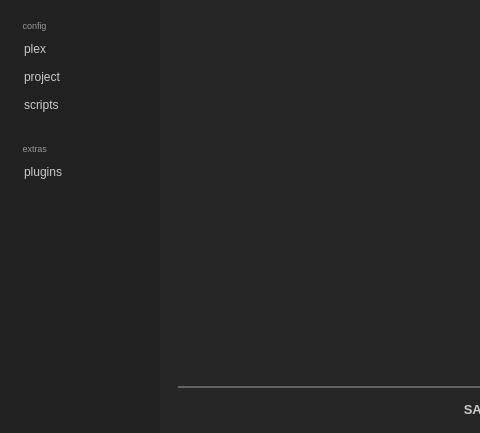
First picture: the form in scripts/plugins/arConfig.ui, repository alexanderrichtertd/plex, before the edit; both pictures show x 0 to 480 and y 0 to 433 of the 800 by 433 pixel window.
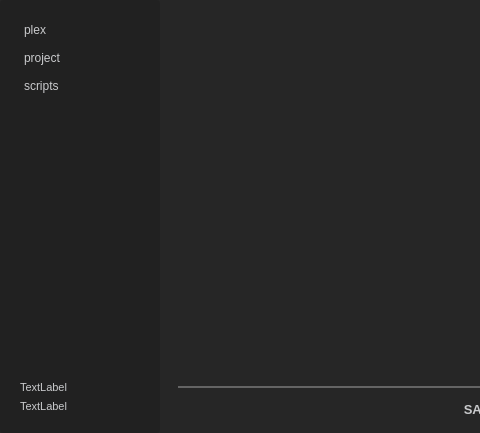
Second picture: the form after the edit.

Commit message:
arConfig: add info and admin
- disable save button if not admin
- add project, user and admin info

Diff of the .ui file:
```diff
--- a/scripts/plugins/arConfig.ui
+++ b/scripts/plugins/arConfig.ui
@@ -135,7 +135,7 @@
         </property>
         <layout class="QVBoxLayout" name="verticalLayout">
          <property name="spacing">
-          <number>28</number>
+          <number>6</number>
          </property>
          <property name="leftMargin">
           <number>20</number>
@@ -157,24 +157,6 @@
            <property name="topMargin">
             <number>0</number>
            </property>
-           <item>
-            <widget class="QLabel" name="label">
-             <property name="enabled">
-              <bool>false</bool>
-             </property>
-             <property name="font">
-              <font>
-               <pointsize>7</pointsize>
-              </font>
-             </property>
-             <property name="styleSheet">
-              <string notr="true"> color: rgb(150, 150, 150);</string>
-             </property>
-             <property name="text">
-              <string> config</string>
-             </property>
-            </widget>
-           </item>
            <item>
             <widget class="QPushButton" name="btnPlex">
              <property name="enabled">
@@ -258,55 +240,6 @@
            </item>
           </layout>
          </item>
-         <item>
-          <layout class="QVBoxLayout" name="verticalLayout_4">
-           <property name="spacing">
-            <number>8</number>
-           </property>
-           <property name="bottomMargin">
-            <number>0</number>
-           </property>
-           <item>
-            <widget class="QLabel" name="label_6">
-             <property name="enabled">
-              <bool>false</bool>
-             </property>
-             <property name="font">
-              <font>
-               <pointsize>7</pointsize>
-              </font>
-             </property>
-             <property name="styleSheet">
-              <string notr="true"> color: rgb(150, 150, 150);</string>
-             </property>
-             <property name="text">
-              <string> extras</string>
-             </property>
-            </widget>
-           </item>
-           <item>
-            <widget class="QPushButton" name="btnPlugins">
-             <property name="minimumSize">
-              <size>
-               <width>0</width>
-               <height>20</height>
-              </size>
-             </property>
-             <property name="font">
-              <font>
-               <pointsize>9</pointsize>
-              </font>
-             </property>
-             <property name="text">
-              <string>plugins</string>
-             </property>
-             <property name="shortcut">
-              <string>5</string>
-             </property>
-            </widget>
-           </item>
-          </layout>
-         </item>
          <item>
           <spacer name="verticalSpacer">
            <property name="orientation">
@@ -320,6 +253,36 @@
            </property>
           </spacer>
          </item>
+         <item>
+          <widget class="QLabel" name="lblProject">
+           <property name="enabled">
+            <bool>false</bool>
+           </property>
+           <property name="font">
+            <font>
+             <pointsize>8</pointsize>
+            </font>
+           </property>
+           <property name="text">
+            <string>TextLabel</string>
+           </property>
+          </widget>
+         </item>
+         <item>
+          <widget class="QLabel" name="lblUser">
+           <property name="enabled">
+            <bool>false</bool>
+           </property>
+           <property name="font">
+            <font>
+             <pointsize>8</pointsize>
+            </font>
+           </property>
+           <property name="text">
+            <string>TextLabel</string>
+           </property>
+          </widget>
+         </item>
         </layout>
        </widget>
       </item>
```
Left out of the diff: 4 changed lines with no effect on the pictures. The commit also changes 3 other files.
